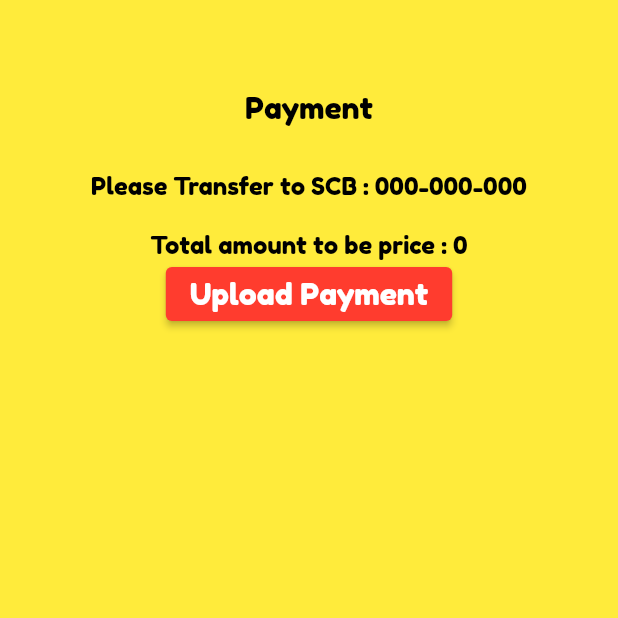
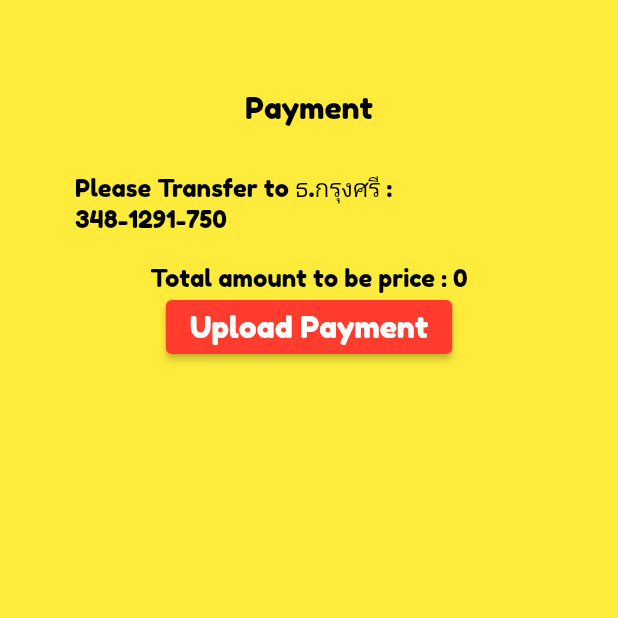
Before and after one commit to masterUNG/AnavillProJ, a Flutter app: the PaymentUpload screen opened directly with empty values, on a phone screen of 412 x 824 dp, the top half of it. Run offline on Flutter 3.47's test engine with Material 2 defaults, Android fonts, the phone set to English and light mode, and no system bars; our stand-ins replace cached_network_image, cloud_firestore, firebase_auth, firebase_core, firebase_storage, get and 2 more; accounts and stored records are empty.

Commit message:
web28jun

```diff
--- a/lib/bodys/noti_body.dart
+++ b/lib/bodys/noti_body.dart
@@ -30,11 +30,14 @@
       case 'PCH-KhonKaen':
         nameCollection = 'product1';
         break;
-      case 'PCH-ChiangMai':
+      case 'PCH-Sriracha':
         nameCollection = 'product2';
         break;
       case 'PCH-Bangkok':
         nameCollection = 'product3';
+        break;
+       case 'PCH-Hanoi':
+        nameCollection = 'product4';
         break;
       default:
     }
--- a/lib/models/period1_model.dart
+++ b/lib/models/period1_model.dart
@@ -2,24 +2,29 @@
 
 // ignore_for_file: public_member_api_docs, sort_constructors_first
 class Period1Model {
-  String period;
+  String saleday;
+  String salesperiod;
   Period1Model({
-    required this.period,
+    required this.saleday,
+    required this.salesperiod,
   });
 
   Map<String, dynamic> toMap() {
     return <String, dynamic>{
-      'period': period,
+      'saleday': saleday,
+      'salesperiod': salesperiod,
     };
   }
 
   factory Period1Model.fromMap(Map<String, dynamic> map) {
     return Period1Model(
-      period: (map['period'] ?? '') as String,
+      saleday: (map['saleday'] ?? '') as String,
+      salesperiod: (map['salesperiod'] ?? '') as String,
     );
   }
 
   String toJson() => json.encode(toMap());
 
-  factory Period1Model.fromJson(String source) => Period1Model.fromMap(json.decode(source) as Map<String, dynamic>);
+  factory Period1Model.fromJson(String source) =>
+      Period1Model.fromMap(json.decode(source) as Map<String, dynamic>);
 }
--- a/lib/states/create_account.dart
+++ b/lib/states/create_account.dart
@@ -252,7 +252,7 @@
 
   WidgetForm formAssociateID(BuildContext context) {
     return WidgetForm(
-      textInputType: TextInputType.number,
+      textInputType: TextInputType.text,
       sufixWidget: WidgetIconButtom(
         iconData: Icons.cloud_upload,
         color: AppConstant.active,
--- a/lib/states/main_home.dart
+++ b/lib/states/main_home.dart
@@ -18,19 +18,19 @@
 class _MainHomeState extends State<MainHome> {
   var bodys = <Widget>[
     ShopBody(),
-    //NotiBoddy(),
+    NotiBoddy(),
     ProfileBody(),
   ];
 
   var titles = <String>[
     'Shop',
-    //'Noitfication',
+    'Noitfication',
     'My profile',
   ];
 
   var iconDatas = <IconData>[
     Icons.shopping_basket,
-   // Icons.notification_add,
+   Icons.notification_add,
     Icons.person_pin
 
   ];
--- a/lib/states/payment_upload.dart
+++ b/lib/states/payment_upload.dart
@@ -76,7 +76,7 @@
                     children: [
                       Center(
                         child: WidgetText(
-                            text: 'Please Transfer to SCB : 000-000-000'),
+                            text: 'Please Transfer to ธ.กรุงศรี : 348-1291-750'),
                       ),
                     ],
                   ),
```
Also changed, not shown: lib/bodys/shop_body.dart (+10 -10 lines), lib/states/select_site.dart (+9 -9 lines), 1 other file.
